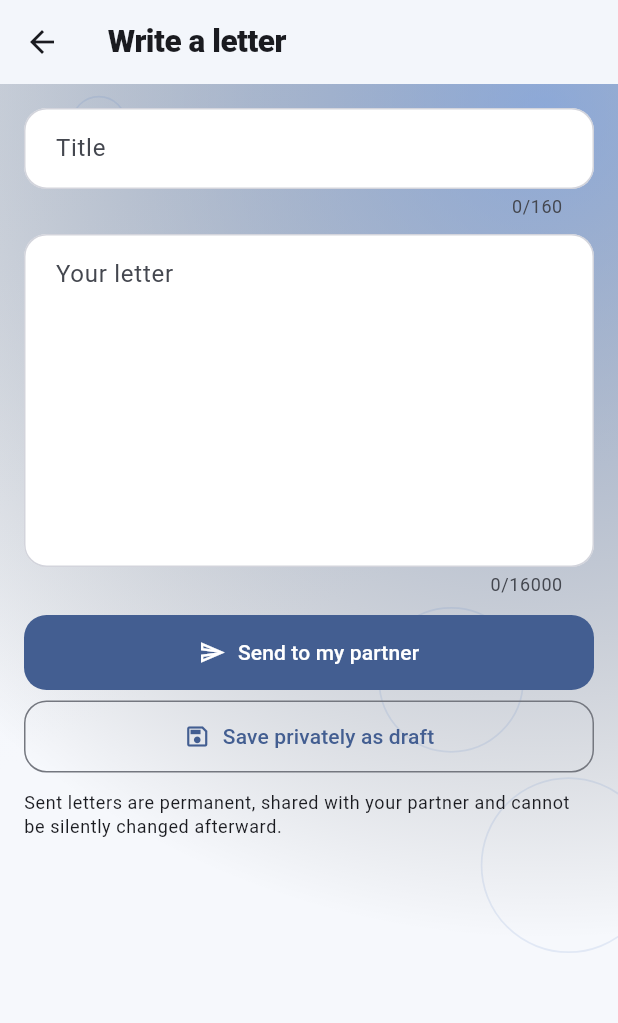
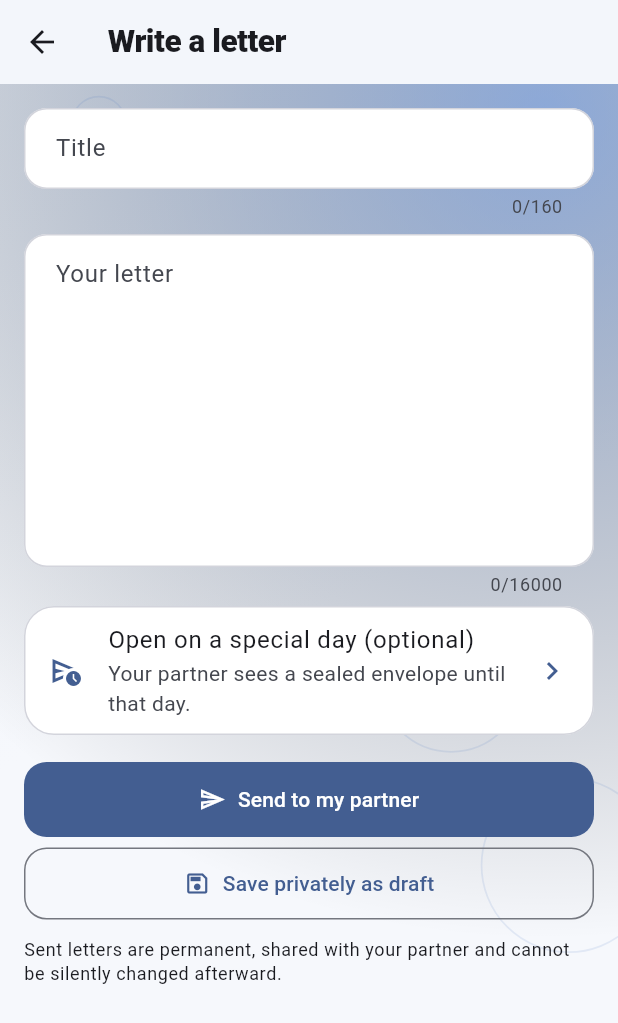
Before and after one commit to BoyofKay/OneSpace, a Flutter app: the CoupleLetterEditor screen opened directly with empty values, on a phone screen of 412 x 824 dp. Shown: the top 1023 px of the screen. Run offline on Flutter 3.47's test engine with Material 3 defaults, Android fonts, the phone set to English and light mode, and no system bars; our stand-ins replace firebase_core, firebase_messaging, flutter_secure_storage, flutter_timezone, image_picker, just_audio and 6 more; missing offline and left inert: flutter_quill, local_auth_android, record; accounts and stored records are empty; network calls fail; statements that could not run were skipped.

Commit message:
R72: letters Open on a chosen day, story place (#26)
* R72 (waits for migration 0125): letters Open on with sealed envelopes, story place

Co-Authored-By: Claude Opus 5.5 <noreply@anthropic.com>
Claude-Session: https://claude.ai/code/session_01VkPgV2xu3vBwiy86Fg4duw

* R72: release note and decision log (0125 applied)

Co-Authored-By: Claude Opus 5.5 <noreply@anthropic.com>
Claude-Session: https://claude.ai/code/session_01VkPgV2xu3vBwiy86Fg4duw

---------

Co-authored-by: Claude <noreply@anthropic.com>

```diff
--- a/lib/features/connect/couple_letters_screen.dart
+++ b/lib/features/connect/couple_letters_screen.dart
@@ -17,6 +17,8 @@ class _CoupleLettersScreenState extends State<CoupleLettersScreen> {
   // realtime publication, so the stream failed a little after opening
   // ("Unable to load letters"). Reloads on return and pull-to-refresh.
   List<Map<String,dynamic>>? letters;
+  /// R72: letters waiting for their day (no title or words, just the date).
+  List<Map<String,dynamic>> sealed=const [];
   String view='inbox';
   String? error;
   bool loading=true;
@@ -29,8 +31,13 @@ class _CoupleLettersScreenState extends State<CoupleLettersScreen> {
       final rows=id==null?null:List<Map<String,dynamic>>.from(
         await db.from('couple_letters').select().eq('space_id',id)
           .order('updated_at',ascending:false).limit(300));
+      var waiting=const <Map<String,dynamic>>[];
+      try{
+        waiting=List<Map<String,dynamic>>.from(await db.rpc('sealed_letters') as List);
+      }catch(_){}
       if(!mounted)return;
       setState((){
+        sealed=waiting;
         spaceId=id;
         loading=false;
         error=null;
@@ -123,7 +130,15 @@ class _CoupleLettersScreenState extends State<CoupleLettersScreen> {
                   textAlign:TextAlign.center,
                 ),
               );}
+              final loc=MaterialLocalizations.of(context);
               return Column(children:[
+                if(view=='inbox')for(final s in sealed)Card(elevation:0,
+                  color:Theme.of(context).colorScheme.tertiaryContainer,
+                  child:ListTile(
+                    leading:const Icon(Icons.mark_email_unread_outlined),
+                    title:Text(tt('A letter is waiting for you')),
+                    subtitle:Text(tt('It opens on ')+loc.formatFullDate(DateTime.parse(s['open_on'].toString()))),
+                    trailing:const Icon(Icons.lock_clock_outlined))),
                 for(final letter in data)
                   Card(elevation:0,child:ListTile(
                     leading:Icon(letter['status']=='draft'
@@ -135,7 +150,9 @@ class _CoupleLettersScreenState extends State<CoupleLettersScreen> {
                         letter['body']?.toString()??'')),
                         maxLines:2,overflow:TextOverflow.ellipsis),
                       const SizedBox(height:3),
-                      Text(tt(_stamp(letter)),style:Theme.of(context).textTheme.labelSmall),
+                      Text(tt(_stamp(letter))+(letter['open_on']!=null&&letter['status']=='sent'
+                        ?' · '+tt('Opens on ')+loc.formatMediumDate(DateTime.parse(letter['open_on'].toString())):''),
+                        style:Theme.of(context).textTheme.labelSmall),
                     ]),
                     isThreeLine:true,
                     trailing:const Icon(Icons.chevron_right),
@@ -168,6 +185,8 @@ class CoupleLetterEditor extends StatefulWidget {
 class _CoupleLetterEditorState extends State<CoupleLetterEditor> {
   late final TextEditingController title;
   late final TextEditingController body;
+  /// R72: deliver on a chosen day (null = now).
+  DateTime? openOn;
   bool saving=false;
   String? error;
 
@@ -178,6 +197,7 @@ class _CoupleLetterEditorState extends State<CoupleLetterEditor> {
         ?? (widget.parent==null?'':CoupleLetterRules.replyTitle(
           widget.parent!['title']?.toString()??'Letter')));
     body=TextEditingController(text:widget.existing?['body']?.toString()??'');
+    openOn=DateTime.tryParse(widget.existing?['open_on']?.toString()??'');
   }
   @override
   void dispose(){title.dispose();body.dispose();super.dispose();}
@@ -194,6 +214,7 @@ class _CoupleLetterEditorState extends State<CoupleLetterEditor> {
         'title':title.text.trim(),
         'body':body.text.trim(),
         'status':send?'sent':'draft',
+        'open_on':openOn==null?null:'${openOn!.year.toString().padLeft(4,'0')}-${openOn!.month.toString().padLeft(2,'0')}-${openOn!.day.toString().padLeft(2,'0')}',
       };
       final old=widget.existing;
       if(old!=null){
@@ -245,13 +266,28 @@ class _CoupleLetterEditorState extends State<CoupleLetterEditor> {
         decoration:InputDecoration(
           labelText:tt('Your letter'),hintText:tt('What do you want them to know?'),
           alignLabelWithHint:true,border:OutlineInputBorder())),
+      // R72: a letter can wait for a special day.
+      Card(elevation:0,child:ListTile(
+        leading:Icon(openOn==null?Icons.schedule_send_outlined:Icons.lock_clock_outlined),
+        title:Text(openOn==null?tt('Open on a special day (optional)')
+          :tt('Opens on ')+MaterialLocalizations.of(context).formatFullDate(openOn!)),
+        subtitle:Text(tt(openOn==null?'Your partner sees a sealed envelope until that day.'
+          :'Until then your partner sees only a sealed envelope with the date.')),
+        trailing:openOn==null?const Icon(Icons.chevron_right):IconButton(tooltip:tt('Clear'),
+          icon:const Icon(Icons.close),onPressed:()=>setState(()=>openOn=null)),
+        onTap:()async{
+          final now=DateTime.now();
+          final d=await showDatePicker(context:context,initialDate:openOn??now.add(const Duration(days:1)),
+            firstDate:now.add(const Duration(days:1)),lastDate:now.add(const Duration(days:3650)));
+          if(d!=null)setState(()=>openOn=d);
+        })),
       if(error!=null)Text(tt(error!),
         style:TextStyle(color:Theme.of(context).colorScheme.error)),
       const SizedBox(height:12),
       FilledButton.icon(
-        icon:const Icon(Icons.send_outlined),
+        icon:Icon(openOn==null?Icons.send_outlined:Icons.schedule_send_outlined),
         onPressed:saving?null:()=>save(send:true),
-        label:Text(tt(saving?tt('Saving…'):tt('Send to my partner')))),
+        label:Text(tt(saving?tt('Saving…'):openOn==null?tt('Send to my partner'):tt('Send for that day')))),
       const SizedBox(height:7),
       OutlinedButton.icon(
         icon:const Icon(Icons.save_outlined),
--- a/lib/features/memories/memory_view_screen.dart
+++ b/lib/features/memories/memory_view_screen.dart
@@ -194,7 +194,8 @@ class _MemoryViewScreenState extends State<MemoryViewScreen> {
         : RefreshIndicator(onRefresh: load, child: ListView(padding: const EdgeInsets.fromLTRB(18, 12, 18, 30), children: [
             Text(tt(m['title'].toString()), style: theme.textTheme.headlineSmall),
             const SizedBox(height: 4),
-            Text(tt([dateLabel(), who(m['created_by']?.toString()),
+            Text(tt([dateLabel(), if ((m['place'] ?? '').toString().isNotEmpty) m['place'].toString(),
+              who(m['created_by']?.toString()),
               m['visibility'] == 'private' ? 'Only me' : 'Both of us'].map(tt).join(' · ')),
               style: theme.textTheme.bodySmall),
             const SizedBox(height: 14),
--- a/lib/l10n/phrases_ar.dart
+++ b/lib/l10n/phrases_ar.dart
@@ -2536,4 +2536,14 @@ const Map<String, String> arPhrases = {
   'Text message': 'رسالة نصية',
   'WhatsApp': 'واتساب',
   'Join me on OneSpace': 'انضم إليّ في OneSpace',
+  // R72
+  'A letter is waiting for you': 'رسالة تنتظرك',
+  'It opens on ': 'تُفتح في ',
+  'Opens on ': 'تُفتح في ',
+  'Open on a special day (optional)': 'تُفتح في يوم مميز (اختياري)',
+  'Your partner sees a sealed envelope until that day.': 'يرى شريكك ظرفًا مغلقًا حتى ذلك اليوم.',
+  'Until then your partner sees only a sealed envelope with the date.': 'حتى ذلك الحين يرى شريكك ظرفًا مغلقًا مع التاريخ فقط.',
+  'Send for that day': 'أرسلها لذلك اليوم',
+  'Where did it happen? (optional)': 'أين حدث ذلك؟ (اختياري)',
+  'A café, a city, home…': 'مقهى، مدينة، البيت…',
 };
```
Also changed, not shown: lib/features/memories/memories_screen.dart (+14 -5 lines), 2 other files.
